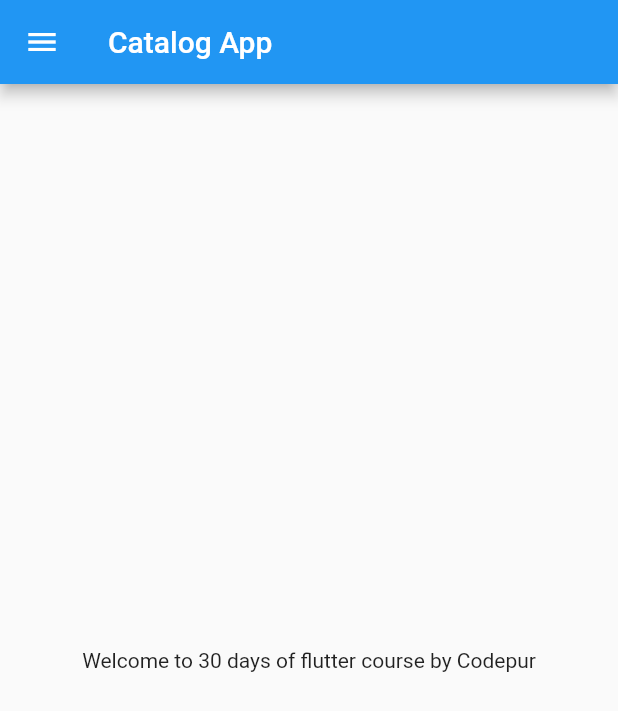
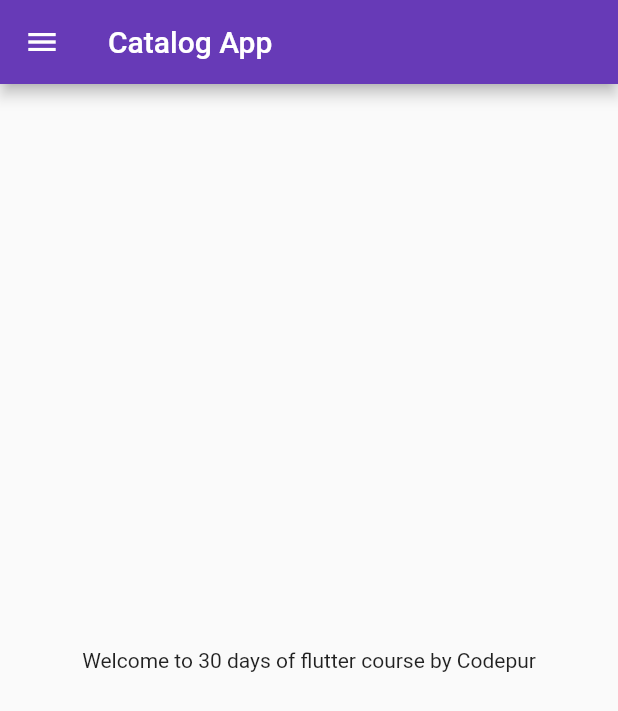
Before and after one commit to harikrishna-makwana/30DaysOfFlutter, a Flutter app: the screen it shows after launch, on a phone screen of 412 x 824 dp. Shown: the top 711 px of the screen. Run offline on Flutter 3.47's test engine with Material 2 defaults, Android fonts, the phone set to English and light mode, and no system bars.

Commit message:
themes and routes

```diff
--- a/lib/main.dart
+++ b/lib/main.dart
@@ -1,7 +1,8 @@
 // ignore_for_file: avoid_unnecessary_containers, prefer_const_constructors
 
 import 'package:flutter/material.dart';
-import 'package:go_for_it/home_page.dart';
+import 'package:go_for_it/pages/home_page.dart';
+import 'package:go_for_it/pages/login_page.dart';
 
 void main() {
   runApp(Myapp());
@@ -13,7 +14,16 @@
   @override
   Widget build(BuildContext context) {
     return MaterialApp(
-      home: HomePage(),
+      //theme modes code
+      themeMode: ThemeMode.light,
+      theme: ThemeData(primarySwatch: Colors.deepPurple),
+      darkTheme: ThemeData(brightness: Brightness.dark),
+      //Routes
+      initialRoute: "/home",
+      routes: {
+        "/home": (context) => HomePage(),
+        "/login": (context) => LoginPage(),
+      },
     );
   }
 }
```
Also changed, not shown: lib/pages/login_page.dart (added, +18 -0 lines), lib/pages/home_page.dart (renamed from lib/home_page.dart), 1 other file.
